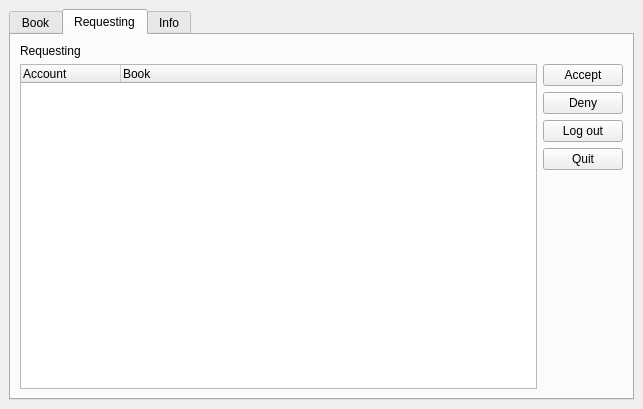
The window that guilibrarian.ui (vudaoanhtuan/libpro_v2) describes before a commit, drawn with Qt 5.
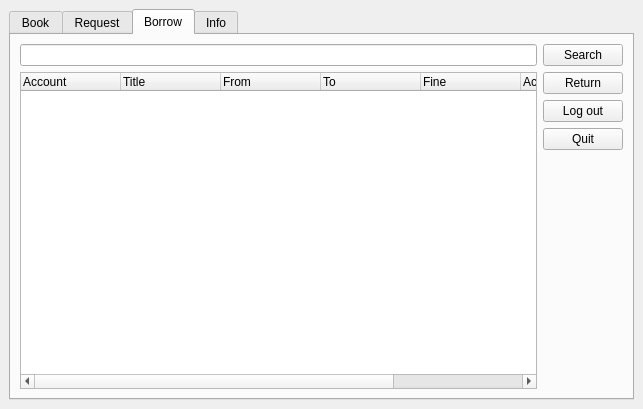
The same window after the commit.

Commit message: Add function for handling request book

Diff of the .ui file:
```diff
--- a/guilibrarian.ui
+++ b/guilibrarian.ui
@@ -18,7 +18,7 @@
     <item>
      <widget class="QTabWidget" name="tabWidget">
       <property name="currentIndex">
-       <number>1</number>
+       <number>2</number>
       </property>
       <widget class="QWidget" name="tabBook">
        <attribute name="title">
@@ -138,9 +138,9 @@
       </widget>
       <widget class="QWidget" name="tabRequesting">
        <attribute name="title">
-        <string>Requesting</string>
+        <string>Request</string>
        </attribute>
-       <layout class="QVBoxLayout" name="verticalLayout_8">
+       <layout class="QVBoxLayout" name="verticalLayout_6">
         <item>
          <widget class="QLabel" name="lRequesting">
           <property name="text">
@@ -152,6 +152,11 @@
          <layout class="QHBoxLayout" name="horizontalLayout_7">
           <item>
            <widget class="QTreeWidget" name="listRequesting">
+            <column>
+             <property name="text">
+              <string>Account Id</string>
+             </property>
+            </column>
             <column>
              <property name="text">
               <string>Account</string>
@@ -159,7 +164,12 @@
             </column>
             <column>
              <property name="text">
-              <string>Book</string>
+              <string>Book Id</string>
+             </property>
+            </column>
+            <column>
+             <property name="text">
+              <string>Title</string>
              </property>
             </column>
            </widget>
@@ -213,6 +223,108 @@
         </item>
        </layout>
       </widget>
+      <widget class="QWidget" name="tabBorrow">
+       <attribute name="title">
+        <string>Borrow</string>
+       </attribute>
+       <layout class="QVBoxLayout" name="verticalLayout_9">
+        <item>
+         <layout class="QHBoxLayout" name="horizontalLayout_8">
+          <item>
+           <widget class="QLineEdit" name="lineEdit"/>
+          </item>
+          <item>
+           <widget class="QPushButton" name="pushButton_4">
+            <property name="text">
+             <string>Search</string>
+            </property>
+           </widget>
+          </item>
+         </layout>
+        </item>
+        <item>
+         <layout class="QHBoxLayout" name="horizontalLayout_9">
+          <item>
+           <widget class="QTreeWidget" name="listBorrowing">
+            <column>
+             <property name="text">
+              <string>Account</string>
+             </property>
+            </column>
+            <column>
+             <property name="text">
+              <string>Title</string>
+             </property>
+            </column>
+            <column>
+             <property name="text">
+              <string>From</string>
+             </property>
+            </column>
+            <column>
+             <property name="text">
+              <string>To</string>
+             </property>
+            </column>
+            <column>
+             <property name="text">
+              <string>Fine</string>
+             </property>
+            </column>
+            <column>
+             <property name="text">
+              <string>AccId</string>
+             </property>
+            </column>
+            <column>
+             <property name="text">
+              <string>BookId</string>
+             </property>
+            </column>
+           </widget>
+          </item>
+          <item>
+           <layout class="QVBoxLayout" name="verticalLayout_8">
+            <item>
+             <widget class="QPushButton" name="pushButton">
+              <property name="text">
+               <string>Return</string>
+              </property>
+             </widget>
+            </item>
+            <item>
+             <widget class="QPushButton" name="pushButton_2">
+              <property name="text">
+               <string>Log out</string>
+              </property>
+             </widget>
+            </item>
+            <item>
+             <widget class="QPushButton" name="pushButton_3">
+              <property name="text">
+               <string>Quit</string>
+              </property>
+             </widget>
+            </item>
+            <item>
+             <spacer name="verticalSpacer_4">
+              <property name="orientation">
+               <enum>Qt::Vertical</enum>
+              </property>
+              <property name="sizeHint" stdset="0">
+               <size>
+                <width>20</width>
+                <height>40</height>
+               </size>
+              </property>
+             </spacer>
+            </item>
+           </layout>
+          </item>
+         </layout>
+        </item>
+       </layout>
+      </widget>
       <widget class="QWidget" name="tabInfo">
        <attribute name="title">
         <string>Info</string>
```
Left out of the diff: 14 changed lines with no effect on the pictures. The commit also changes 2 other files.
